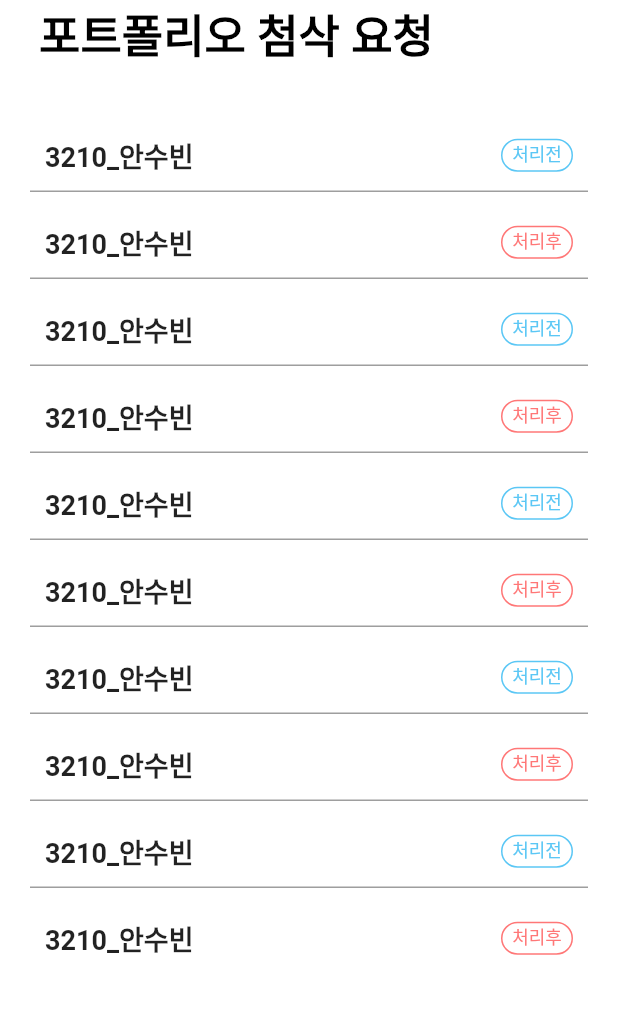
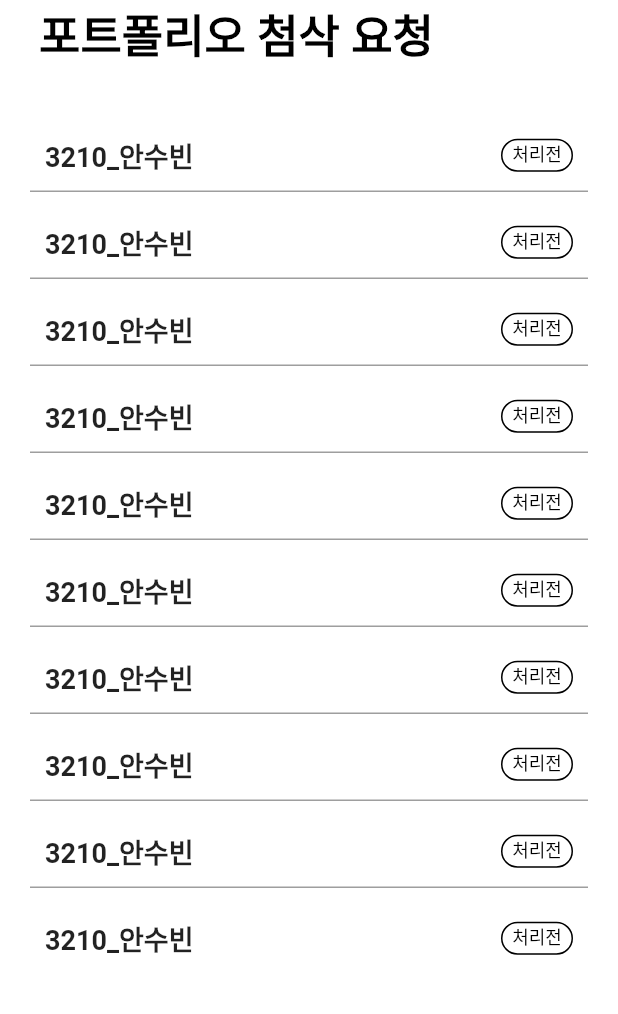
Before and after one commit to chwijunTime/ChwijunTimeAPP, a Flutter app: the PortfolioPage screen opened by its route, on a phone screen of 412 x 824 dp, the part 168-1182 px from its top. Run offline on Flutter 3.47's test engine with Material 2 defaults, Android fonts, the phone set to English and light mode, and no system bars; our stand-ins replace auto_size_text, carousel_slider, dio, geocoding, google_maps_flutter, retrofit and 3 more; missing offline and left inert: sweet_alert_dialogs; accounts and stored records are empty; generated files the repository leaves out were written again.

Commit message:
[UPDATE] PortfolioPage

```diff
--- a/flutter_app/app_user/lib/screens/list_page/portfolio.dart
+++ b/flutter_app/app_user/lib/screens/list_page/portfolio.dart
@@ -1,5 +1,6 @@
 import 'package:app_user/model/portfolio_vo.dart';
 import 'package:app_user/widgets/app_bar.dart';
+import 'package:app_user/widgets/dialog/request_dialog.dart';
 import 'package:app_user/widgets/drawer.dart';
 import 'package:flutter/material.dart';
 
@@ -12,8 +13,9 @@ class _PortfolioPageState extends State<PortfolioPage> {
   List<PortfolioVO> portList = [];
 
   init() {
-    for(int i=0; i<10; i++) {
-      portList.add(PortfolioVO(user: "3210_안수빈", state: i%2 == 0 ? "처리전":"처리후", url: "https://naver.com"));
+    for (int i = 0; i < 10; i++) {
+      portList.add(PortfolioVO(
+          user: "3210_안수빈", state: "notDone", url: "https://naver.com"));
     }
   }
 
@@ -55,7 +57,8 @@ class _PortfolioPageState extends State<PortfolioPage> {
                 ],
               ),
             ),
-            Expanded(child: ListView.separated(
+            Expanded(
+              child: ListView.separated(
                 itemCount: portList.length,
                 itemBuilder: (context, index) {
                   return buildPortfolio(context, index);
@@ -72,7 +75,8 @@ class _PortfolioPageState extends State<PortfolioPage> {
                 scrollDirection: Axis.vertical,
                 shrinkWrap: true,
                 physics: ScrollPhysics(),
-            ),)
+              ),
+            )
           ],
         ),
       ),
@@ -85,6 +89,18 @@ class _PortfolioPageState extends State<PortfolioPage> {
       padding: EdgeInsets.fromLTRB(20, 20, 20, 10),
       child: GestureDetector(
         onTap: () {
+          showDialog(
+                  context: context,
+                  builder: (BuildContext context) =>
+                      RequestDialog(vo: portList[index], mode: "portfolio"))
+              .then((value) {
+            if (value != null) {
+              print("value: ${value.toString()}");
+              setState(() {
+                portList[index].state = value;
+              });
+            }
+          });
         },
         child: Padding(
           padding: const EdgeInsets.only(right: 10, left: 10),
@@ -96,47 +112,44 @@ class _PortfolioPageState extends State<PortfolioPage> {
                   style: TextStyle(fontSize: 18, fontWeight: FontWeight.w600),
                 ),
               ),
-                  portList[index].state == "처리전" ?
-                  Container(
-                    width: 48,
-                    decoration: BoxDecoration(
-                        color: Colors.white,
-                        borderRadius: BorderRadius.all(Radius.circular(40)),
-                        border: Border.all(color: Color(0xff5BC7F5))),
-                    child: Padding(
-                      padding: const EdgeInsets.only(bottom: 2),
-                      child: Text(
-                        "처리전",
-                        style: TextStyle(
-                            fontSize: 12,
-                            fontWeight: FontWeight.w500,
-                            color: Color(0xff5BC7F5)),
-                        textAlign: TextAlign.center,
-                      ),
-                    ),
-                  ) :
-                  Container(
-                    width: 48,
-                    decoration: BoxDecoration(
-                        color: Colors.white,
-                        borderRadius: BorderRadius.all(Radius.circular(40)),
-                        border: Border.all(color: Color(0xffFF7777))),
-                    child: Padding(
-                      padding: const EdgeInsets.only(bottom: 2),
-                      child: Text(
-                        "처리후",
-                        style: TextStyle(
-                            fontSize: 12,
-                            fontWeight: FontWeight.w500,
-                            color: Color(0xffFF7777)),
-                        textAlign: TextAlign.center,
-                      ),
-                    ),
-                  )
+              makeTag(portList[index].state)
             ],
           ),
         ),
       ),
     ));
   }
+
+  Widget makeTag(String str) {
+    String msg;
+    Color color;
+
+    if (str == "notDone") {
+      msg = "처리전";
+      color = Colors.black;
+    } else if (str == "approve") {
+      msg = "승인";
+      color = Color(0xff5BC7F5);
+    } else {
+      msg = "거절";
+      color = Color(0xffFF7777);
     }
+
+    return Container(
+      width: 48,
+      decoration: BoxDecoration(
+          color: Colors.white,
+          borderRadius: BorderRadius.all(Radius.circular(40)),
+          border: Border.all(color: color)),
+      child: Padding(
+        padding: const EdgeInsets.only(bottom: 2),
+        child: Text(
+          msg,
+          style: TextStyle(
+              fontSize: 12, fontWeight: FontWeight.w500, color: color),
+          textAlign: TextAlign.center,
+        ),
+      ),
+    );
+  }
+}
```
Lines whose indentation alone changed are shown as unchanged.
